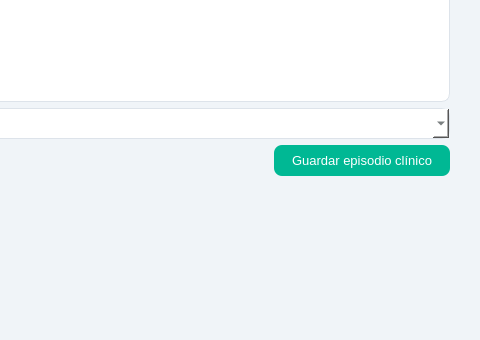
This is src/vista/Ui/VistaMedico.ui in hgarcg04/software-engineering as Qt 5 draws it before an edit; both pictures show x 720 to 1200 and y 460 to 800 of the 1200 by 800 pixel window. The edited form follows.
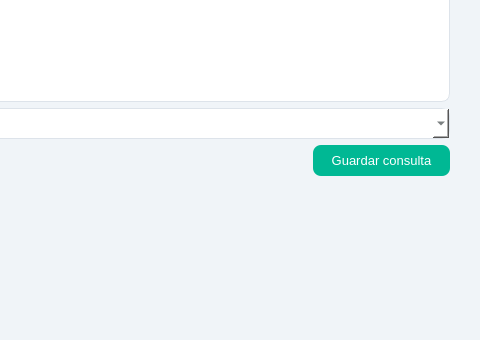
This is the edited form. The open tabs and pages were chosen to show the change.

Commit message: Consultas y episodios con sentido

Patch:
```diff
--- a/src/vista/Ui/VistaMedico.ui
+++ b/src/vista/Ui/VistaMedico.ui
@@ -25,7 +25,7 @@
     #lbl_col_titulo { font-family: 'Segoe UI Semibold'; font-size: 15px; color: #2d3436; }
     QTableWidget { background-color: #ffffff; border: 1px solid #dde3ea; border-radius: 10px; gridline-color: #f0f4f8; font-size: 13px; }
     QTableWidget::item { padding: 12px 8px; min-height: 40px }
-    QTableWidget::item:selected { background-color: #2ba88d; color: #2d3436; }
+    QTableWidget::item:selected { background-color: #70ab9f; color: #2d3436; }
     QHeaderView::section { background-color: #f8fafc; color: #636e72; font-family: 'Segoe UI Semibold'; font-size: 12px; padding: 8px; border: none; border-bottom: 1px solid #dde3ea; }
     #frame_cita_activa, #frame_pac_hcd { background-color: #d8f3ed; border: 1.5px solid #00b894; border-radius: 10px; padding: 4px 12px; }
     #lbl_cita_texto, #lbl_cita_texto2, #lbl_cita_texto3, #lbl_paciente_sel_texto { font-family: 'Segoe UI'; font-size: 13px; color: #636e72; }
@@ -341,7 +341,7 @@
             <item><widget class="QPushButton" name="btn_ingresar_paciente"><property name="text"><string>Ingresar paciente</string></property></widget></item>
             <item><widget class="QPushButton" name="btn_abrir_receta"><property name="text"><string>+ Recetar medicación</string></property></widget></item>
             <item><spacer><property name="orientation"><enum>Qt::Horizontal</enum></property><property name="sizeHint" stdset="0"><size><width>0</width><height>0</height></size></property></spacer></item>
-            <item><widget class="QPushButton" name="btn_guardar_consulta"><property name="text"><string>Guardar episodio clínico</string></property></widget></item>
+            <item><widget class="QPushButton" name="btn_guardar_consulta"><property name="text"><string>Guardar consulta</string></property></widget></item>
            </layout>
           </item>
           <item><spacer><property name="orientation"><enum>Qt::Vertical</enum></property><property name="sizeHint" stdset="0"><size><width>0</width><height>0</height></size></property></spacer></item>
```
The commit also changes 13 other files.
